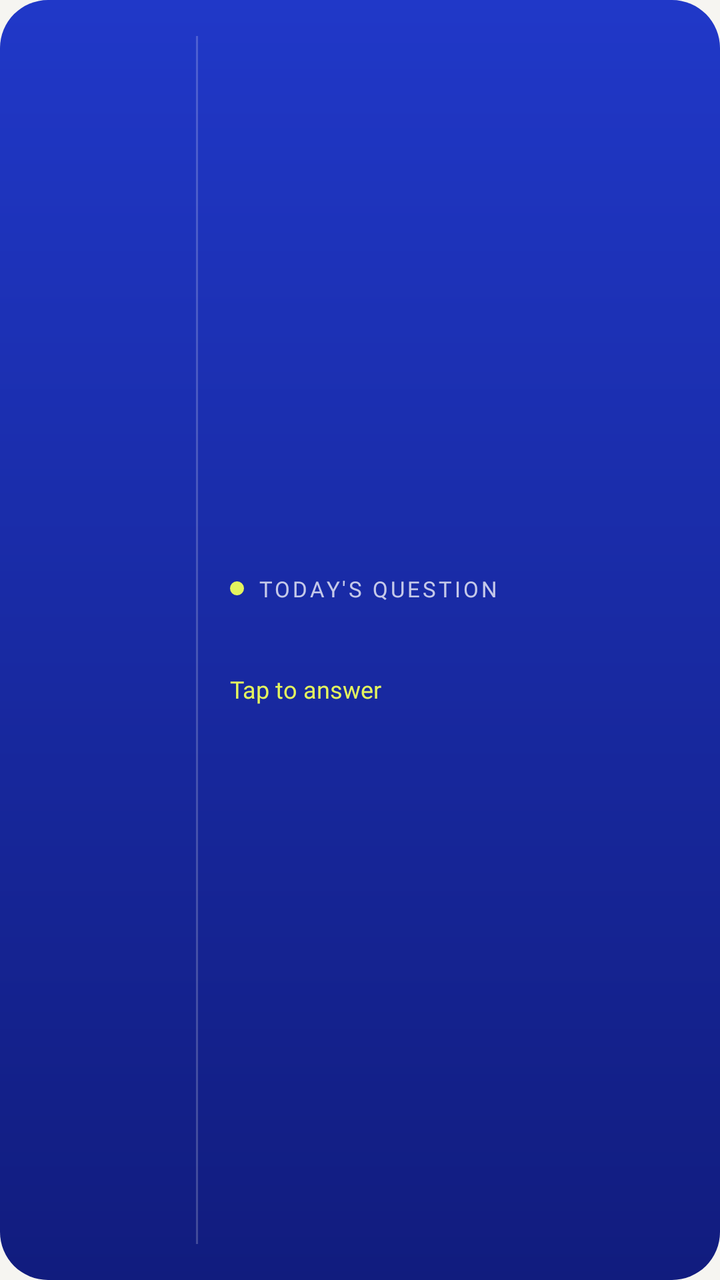
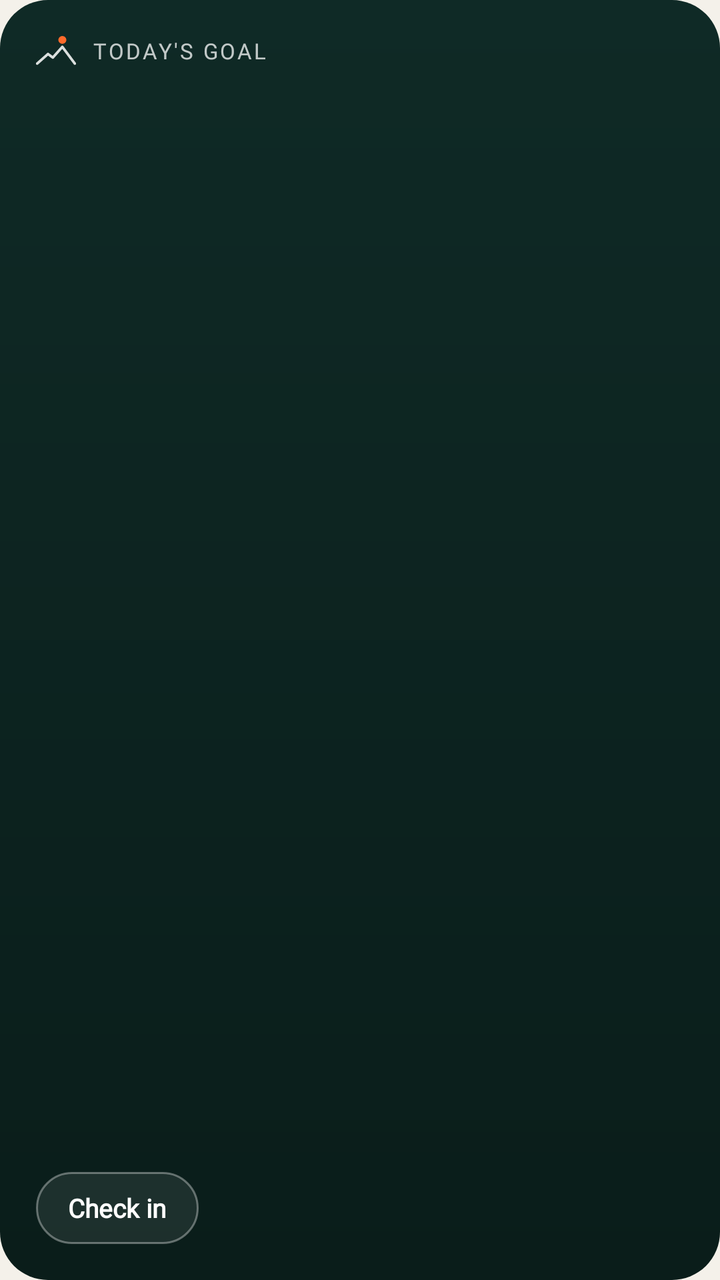

Compare the two renders of this Android layout. The source of the first and the diff that turns it into the second are given below.
<!-- AndroidManifest.xml: application theme Theme.GoalGate -->
<!-- res/layout/widget_goalgate.xml -->
<?xml version="1.0" encoding="utf-8"?>
<LinearLayout xmlns:android="http://schemas.android.com/apk/res/android"
    android:id="@+id/widget_root"
    android:layout_width="match_parent"
    android:layout_height="match_parent"
    android:background="@drawable/widget_background"
    android:gravity="center_vertical"
    android:orientation="horizontal"
    android:padding="18dp">

    <LinearLayout
        android:layout_width="wrap_content"
        android:layout_height="wrap_content"
        android:gravity="center_horizontal"
        android:minWidth="64dp"
        android:orientation="vertical">

        <TextView
            android:id="@+id/widget_streak"
            android:layout_width="wrap_content"
            android:layout_height="wrap_content"
            android:fontFamily="@font/newsreader"
            android:includeFontPadding="false"
            android:textColor="#FFFFFFFF"
            android:textSize="46sp" />

        <TextView
            android:id="@+id/widget_streak_label"
            android:layout_width="wrap_content"
            android:layout_height="wrap_content"
            android:fontFamily="@font/hanken_grotesk"
            android:letterSpacing="0.12"
            android:textAllCaps="true"
            android:textColor="#BFFFFFFF"
            android:textSize="11sp" />
    </LinearLayout>

    
    <FrameLayout
        android:layout_width="1dp"
        android:layout_height="match_parent"
        android:layout_marginStart="16dp"
        android:layout_marginEnd="16dp"
        android:background="#33FFFFFF" />

    <LinearLayout
        android:layout_width="0dp"
        android:layout_height="wrap_content"
        android:layout_weight="1"
        android:orientation="vertical">

        <LinearLayout
            android:layout_width="wrap_content"
            android:layout_height="wrap_content"
            android:gravity="center_vertical"
            android:orientation="horizontal">

            <ImageView
                android:layout_width="7dp"
                android:layout_height="7dp"
                android:contentDescription="@null"
                android:src="@drawable/widget_dot" />

            <TextView
                android:layout_width="wrap_content"
                android:layout_height="wrap_content"
                android:layout_marginStart="7dp"
                android:fontFamily="@font/hanken_grotesk"
                android:letterSpacing="0.12"
                android:text="@string/widget_today"
                android:textAllCaps="true"
                android:textColor="#BFFFFFFF"
                android:textSize="11sp" />
        </LinearLayout>

        <TextView
            android:id="@+id/widget_question"
            android:layout_width="match_parent"
            android:layout_height="wrap_content"
            android:layout_marginTop="6dp"
            android:ellipsize="end"
            android:fontFamily="@font/newsreader"
            android:maxLines="3"
            android:textColor="#FFFFFFFF"
            android:textSize="17sp" />

        <TextView
            android:layout_width="wrap_content"
            android:layout_height="wrap_content"
            android:layout_marginTop="6dp"
            android:fontFamily="@font/hanken_grotesk"
            android:text="@string/widget_tap"
            android:textColor="#E4F45E"
            android:textSize="12sp" />
    </LinearLayout>
</LinearLayout>
<!-- resources referenced by this layout -->
<resources>
  <!-- drawable widget_background (drawable) -->
  <?xml version="1.0" encoding="utf-8"?>
  <shape xmlns:android="http://schemas.android.com/apk/res/android" android:shape="rectangle">
      <corners android:radius="24dp" />
      <gradient
          android:angle="270"
          android:endColor="#FF111C7E"
          android:startColor="#FF2038C8" />
  </shape>
  <!-- drawable widget_dot (drawable) -->
  <?xml version="1.0" encoding="utf-8"?>
  <shape xmlns:android="http://schemas.android.com/apk/res/android" android:shape="oval">
      <solid android:color="#FFE4F45E" />
  </shape>
  <string name="widget_tap">Tap to answer</string>
  <string name="widget_today">Today\'s question</string>
  <style name="Theme.GoalGate" parent="android:Theme.Material.Light.NoActionBar">
          <item name="android:windowBackground">@color/window_background</item>
      </style>
  <color name="window_background">#F6F5F1</color>
</resources>

<!-- the commit's change to res/layout/widget_goalgate.xml (unified diff, before → after) -->
@@ -4,93 +4,59 @@
     android:layout_width="match_parent"
     android:layout_height="match_parent"
     android:background="@drawable/widget_background"
-    android:gravity="center_vertical"
-    android:orientation="horizontal"
+    android:orientation="vertical"
     android:padding="18dp">
 
     <LinearLayout
         android:layout_width="wrap_content"
         android:layout_height="wrap_content"
-        android:gravity="center_horizontal"
-        android:minWidth="64dp"
-        android:orientation="vertical">
+        android:gravity="center_vertical"
+        android:orientation="horizontal">
+
+        <ImageView
+            android:layout_width="20dp"
+            android:layout_height="15dp"
+            android:contentDescription="@null"
+            android:src="@drawable/widget_mark" />
 
         <TextView
-            android:id="@+id/widget_streak"
+            android:id="@+id/widget_label"
             android:layout_width="wrap_content"
             android:layout_height="wrap_content"
-            android:fontFamily="@font/newsreader"
-            android:includeFontPadding="false"
-            android:textColor="#FFFFFFFF"
-            android:textSize="46sp" />
-
-        <TextView
-            android:id="@+id/widget_streak_label"
-            android:layout_width="wrap_content"
-            android:layout_height="wrap_content"
-            android:fontFamily="@font/hanken_grotesk"
-            android:letterSpacing="0.12"
+            android:layout_marginStart="8dp"
+            android:fontFamily="@font/figtree"
+            android:letterSpacing="0.1"
+            android:text="@string/widget_today"
             android:textAllCaps="true"
             android:textColor="#BFFFFFFF"
             android:textSize="11sp" />
     </LinearLayout>
 
-    
-    <FrameLayout
-        android:layout_width="1dp"
-        android:layout_height="match_parent"
-        android:layout_marginStart="16dp"
-        android:layout_marginEnd="16dp"
-        android:background="#33FFFFFF" />
+    <TextView
+        android:id="@+id/widget_goal"
+        android:layout_width="match_parent"
+        android:layout_height="0dp"
+        android:layout_marginTop="8dp"
+        android:layout_weight="1"
+        android:ellipsize="end"
+        android:fontFamily="@font/dm_serif_display"
+        android:maxLines="3"
+        android:textColor="#FFFFFFFF"
+        android:textSize="21sp" />
 
-    <LinearLayout
-        android:layout_width="0dp"
+    <TextView
+        android:id="@+id/widget_check_in"
+        android:layout_width="wrap_content"
         android:layout_height="wrap_content"
-        android:layout_weight="1"
-        android:orientation="vertical">
-
-        <LinearLayout
-            android:layout_width="wrap_content"
-            android:layout_height="wrap_content"
-            android:gravity="center_vertical"
-            android:orientation="horizontal">
-
-            <ImageView
-                android:layout_width="7dp"
-                android:layout_height="7dp"
-                android:contentDescription="@null"
-                android:src="@drawable/widget_dot" />
-
-            <TextView
-                android:layout_width="wrap_content"
-                android:layout_height="wrap_content"
-                android:layout_marginStart="7dp"
-                android:fontFamily="@font/hanken_grotesk"
-                android:letterSpacing="0.12"
-                android:text="@string/widget_today"
-                android:textAllCaps="true"
-                android:textColor="#BFFFFFFF"
-                android:textSize="11sp" />
-        </LinearLayout>
-
-        <TextView
-            android:id="@+id/widget_question"
-            android:layout_width="match_parent"
-            android:layout_height="wrap_content"
-            android:layout_marginTop="6dp"
-            android:ellipsize="end"
-            android:fontFamily="@font/newsreader"
-            android:maxLines="3"
-            android:textColor="#FFFFFFFF"
-            android:textSize="17sp" />
-
-        <TextView
-            android:layout_width="wrap_content"
-            android:layout_height="wrap_content"
-            android:layout_marginTop="6dp"
-            android:fontFamily="@font/hanken_grotesk"
-            android:text="@string/widget_tap"
-            android:textColor="#E4F45E"
-            android:textSize="12sp" />
-    </LinearLayout>
+        android:layout_marginTop="8dp"
+        android:background="@drawable/widget_button"
+        android:fontFamily="@font/figtree"
+        android:minHeight="36dp"
+        android:gravity="center"
+        android:paddingStart="16dp"
+        android:paddingEnd="16dp"
+        android:text="@string/widget_check_in"
+        android:textColor="#FFFFFFFF"
+        android:textSize="13sp"
+        android:textStyle="bold" />
 </LinearLayout>
<!-- resource entries referenced after the edit -->
@@ -6,19 +6,38 @@
       <corners android:radius="24dp" />
       <gradient
           android:angle="270"
-          android:endColor="#FF111C7E"
-          android:startColor="#FF2038C8" />
+          android:endColor="#FF0A1D1A"
+          android:startColor="#FF0F2A26" />
   </shape>
-  <!-- drawable widget_dot (drawable) -->
+  <!-- drawable widget_button (drawable) -->
   <?xml version="1.0" encoding="utf-8"?>
-  <shape xmlns:android="http://schemas.android.com/apk/res/android" android:shape="oval">
-      <solid android:color="#FFE4F45E" />
+  <shape xmlns:android="http://schemas.android.com/apk/res/android" android:shape="rectangle">
+      <corners android:radius="18dp" />
+      <solid android:color="#14FFFFFF" />
+      <stroke android:width="1dp" android:color="#59FFFFFF" />
   </shape>
-  <string name="widget_tap">Tap to answer</string>
-  <string name="widget_today">Today\'s question</string>
+  <!-- drawable widget_mark (drawable) -->
+  <?xml version="1.0" encoding="utf-8"?>
+  <vector xmlns:android="http://schemas.android.com/apk/res/android"
+      android:width="20dp"
+      android:height="15dp"
+      android:viewportWidth="34"
+      android:viewportHeight="26">
+      <path
+          android:pathData="M1,23.9 L10.2,15.6 L14.3,18.7 L22.4,9.4 L33,23.9"
+          android:strokeWidth="2.2"
+          android:strokeColor="#D9FFFFFF"
+          android:strokeLineCap="round"
+          android:strokeLineJoin="round" />
+      <path
+          android:fillColor="#FFFF6A2B"
+          android:pathData="M22.4,3.4 m-3.4,0 a3.4,3.4 0 1 0 6.8,0 a3.4,3.4 0 1 0 -6.8,0" />
+  </vector>
+  <string name="widget_check_in">Check in</string>
+  <string name="widget_today">Today\'s goal</string>
   <style name="Theme.GoalGate" parent="android:Theme.Material.Light.NoActionBar">
           <item name="android:windowBackground">@color/window_background</item>
       </style>
-  <color name="window_background">#F6F5F1</color>
+  <color name="window_background">#F4F1EA</color>
 </resources>
 
